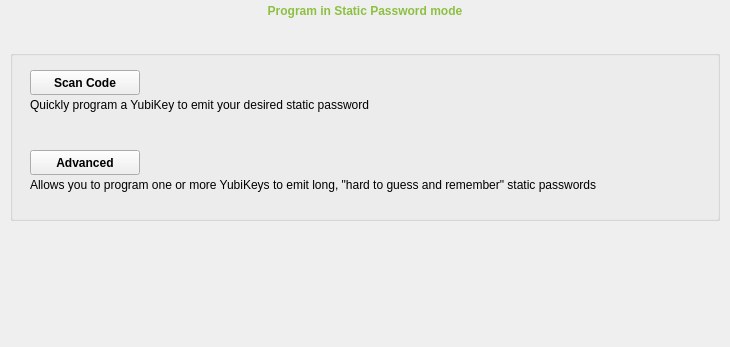
Old version of the form src/ui/staticpage.ui in the repository Yubico/yubikey-personalization-gui; both pictures show x 0 to 730 and y 0 to 347 of the 730 by 650 pixel window.
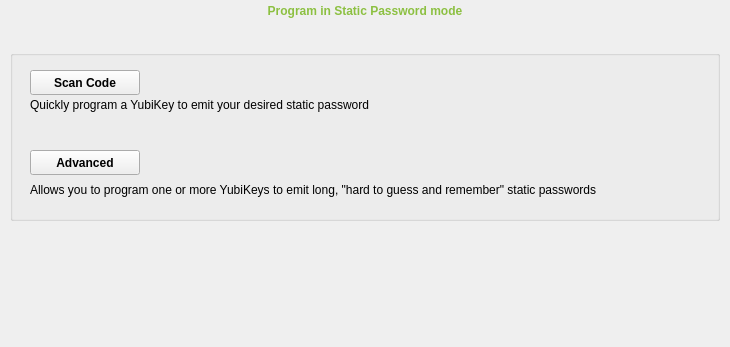
New version of the form. The open tabs and pages were chosen to show the change. Icons and pictures are not drawn. Custom widgets are drawn as their Qt base class.

```diff
--- a/src/ui/staticpage.ui
+++ b/src/ui/staticpage.ui
@@ -150,7 +150,7 @@
      <property name="geometry">
       <rect>
        <x>20</x>
-       <y>120</y>
+       <y>125</y>
        <width>671</width>
        <height>30</height>
       </rect>
```
